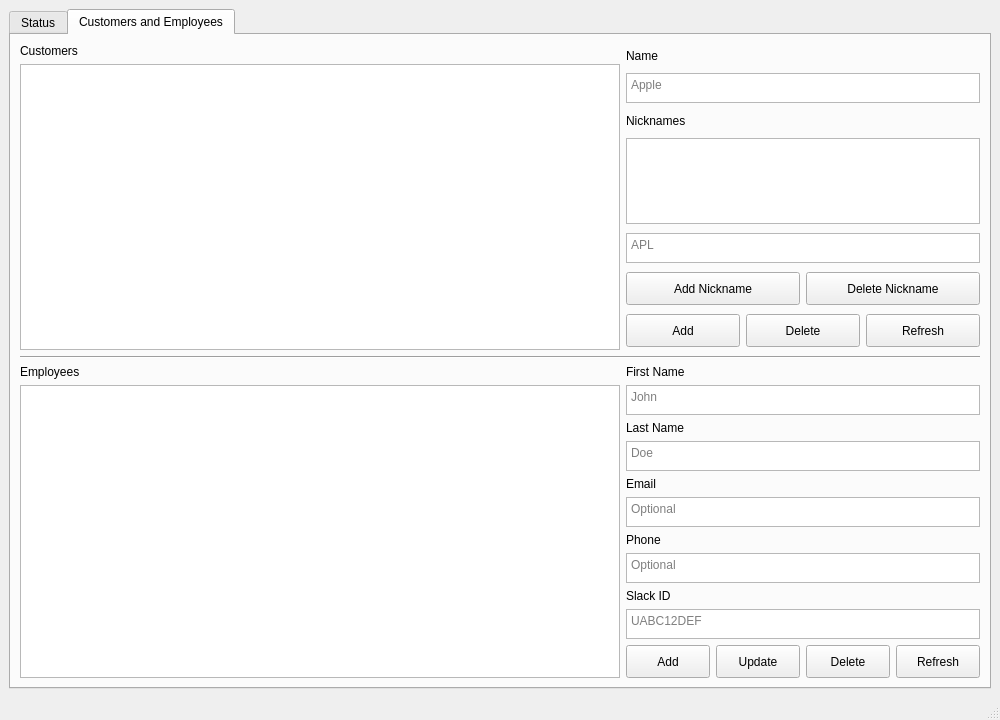
Before: the Qt Designer form client/ui/main_window.ui in Harrell18W/schedule-keeper, drawn with Qt 5.
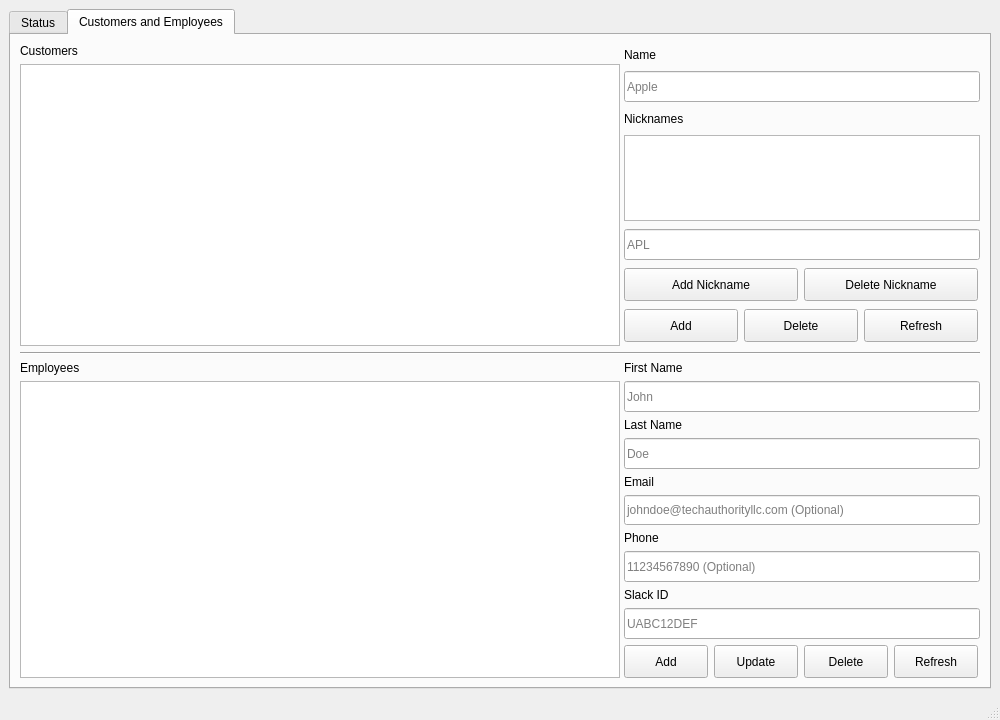
After: the same form once the commit is applied.

Commit message: changed QTextEdits to QLineEdits

```diff
--- a/client/ui/main_window.ui
+++ b/client/ui/main_window.ui
@@ -144,11 +144,17 @@
              </widget>
             </item>
             <item>
-             <widget class="QTextEdit" name="customers_name_textedit">
+             <widget class="QLineEdit" name="customers_name_lineedit">
+              <property name="minimumSize">
+               <size>
+                <width>356</width>
+                <height>31</height>
+               </size>
+              </property>
               <property name="maximumSize">
                <size>
                 <width>356</width>
-                <height>30</height>
+                <height>31</height>
                </size>
               </property>
               <property name="placeholderText">
@@ -180,11 +186,17 @@
              </widget>
             </item>
             <item>
-             <widget class="QTextEdit" name="customers_nicknames_textedit">
+             <widget class="QLineEdit" name="customers_nicknames_lineedit">
+              <property name="minimumSize">
+               <size>
+                <width>356</width>
+                <height>31</height>
+               </size>
+              </property>
               <property name="maximumSize">
                <size>
                 <width>356</width>
-                <height>30</height>
+                <height>31</height>
                </size>
               </property>
               <property name="placeholderText">
@@ -309,17 +321,17 @@
              </widget>
             </item>
             <item>
-             <widget class="QTextEdit" name="employees_firstname_textedit">
+             <widget class="QLineEdit" name="employees_firstname_lineedit">
               <property name="minimumSize">
                <size>
-                <width>0</width>
-                <height>30</height>
+                <width>356</width>
+                <height>31</height>
                </size>
               </property>
               <property name="maximumSize">
                <size>
                 <width>356</width>
-                <height>30</height>
+                <height>31</height>
                </size>
               </property>
               <property name="placeholderText">
@@ -335,17 +347,17 @@
              </widget>
             </item>
             <item>
-             <widget class="QTextEdit" name="employees_lastname_textedit">
+             <widget class="QLineEdit" name="employees_lastname_lineedit">
               <property name="minimumSize">
                <size>
-                <width>0</width>
-                <height>30</height>
+                <width>356</width>
+                <height>31</height>
                </size>
               </property>
               <property name="maximumSize">
                <size>
                 <width>356</width>
-                <height>30</height>
+                <height>31</height>
                </size>
               </property>
               <property name="placeholderText">
@@ -361,10 +373,10 @@
              </widget>
             </item>
             <item>
-             <widget class="QTextEdit" name="employees_email_textedit">
+             <widget class="QLineEdit" name="employees_email_lineedit">
               <property name="minimumSize">
                <size>
-                <width>0</width>
+                <width>356</width>
                 <height>30</height>
                </size>
               </property>
@@ -374,8 +386,11 @@
                 <height>30</height>
                </size>
               </property>
+              <property name="text">
+               <string/>
+              </property>
               <property name="placeholderText">
-               <string>Optional</string>
+               <string>johndoe@techauthorityllc.com (Optional)</string>
               </property>
              </widget>
             </item>
@@ -387,21 +402,21 @@
              </widget>
             </item>
             <item>
-             <widget class="QTextEdit" name="employees_phone_textedit">
+             <widget class="QLineEdit" name="employees_phone_lineedit">
               <property name="minimumSize">
                <size>
-                <width>0</width>
-                <height>30</height>
+                <width>356</width>
+                <height>31</height>
                </size>
               </property>
               <property name="maximumSize">
                <size>
                 <width>356</width>
-                <height>30</height>
+                <height>31</height>
                </size>
               </property>
               <property name="placeholderText">
-               <string>Optional</string>
+               <string>11234567890 (Optional)</string>
               </property>
              </widget>
             </item>
@@ -413,22 +428,19 @@
              </widget>
             </item>
             <item>
-             <widget class="QTextEdit" name="employees_slackid_textedit">
+             <widget class="QLineEdit" name="employees_slackid_lineedit">
               <property name="minimumSize">
                <size>
-                <width>0</width>
-                <height>30</height>
+                <width>356</width>
+                <height>31</height>
                </size>
               </property>
               <property name="maximumSize">
                <size>
                 <width>356</width>
-                <height>30</height>
+                <height>31</height>
                </size>
               </property>
-              <property name="tabStopDistance">
-               <double>78.000000000000000</double>
-              </property>
               <property name="placeholderText">
                <string>UABC12DEF</string>
               </property>
```
The commit also changes 2 other files.
